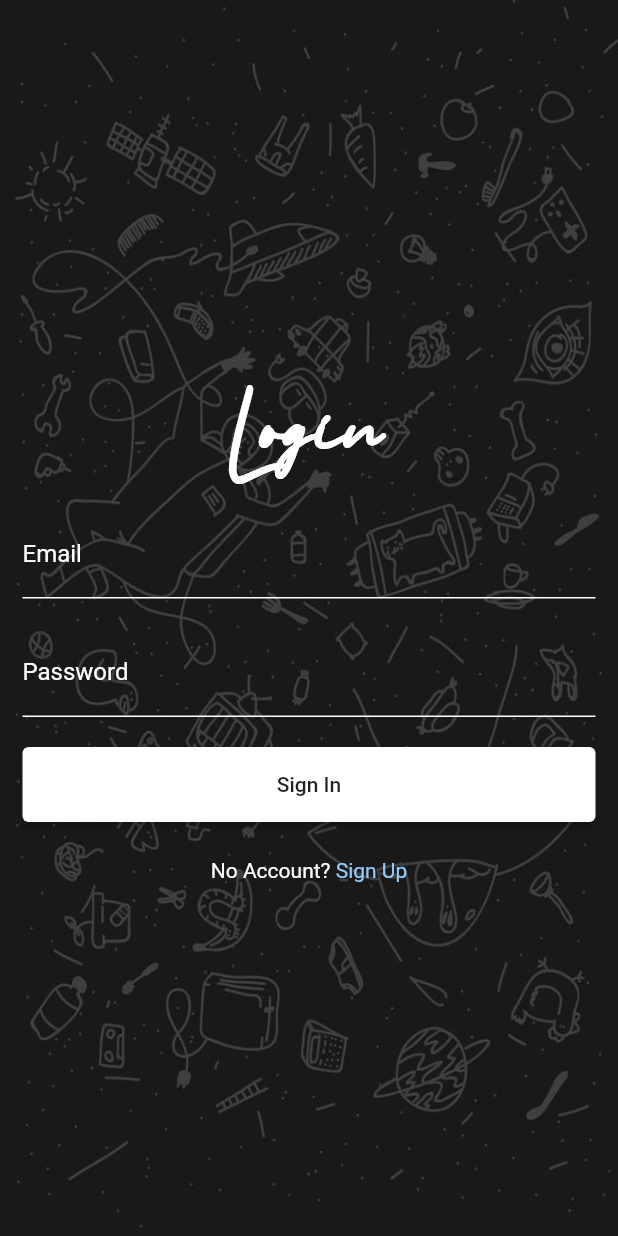
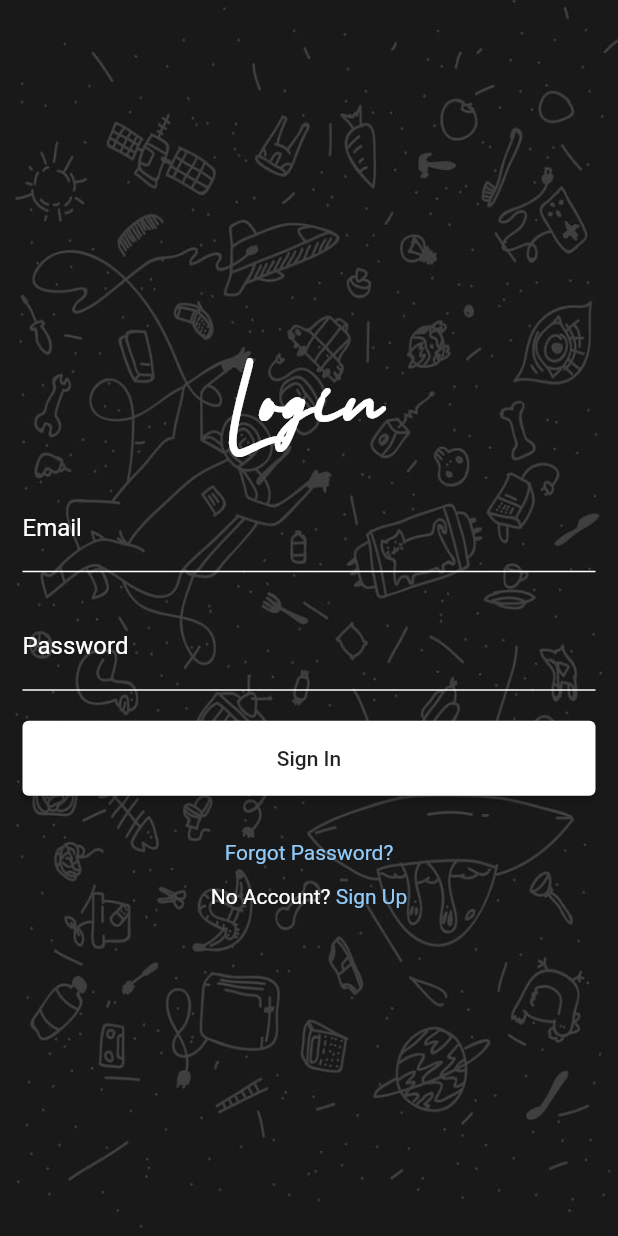
Before and after one commit to AdityaAde/flutter-firebase-auth, a Flutter app: the screen it shows after launch, on a phone screen of 412 x 824 dp. Run offline on Flutter 3.47's test engine with Material 2 defaults, Android fonts, the phone set to English and light mode, and no system bars; our stand-ins replace email_validator, firebase_auth, firebase_core; accounts and stored records are empty; Roboto replaces fonts that are missing (Avenir).

Commit message:
* Create UI Forgot Password * Add process forgot password sent to email

```diff
--- a/lib/screens/forget_password/forget_password_page.dart
+++ b/lib/screens/forget_password/forget_password_page.dart
@@ -1,3 +1,4 @@
+import 'package:application_login/screens/forget_password/widget/forget_password_body.dart';
 import 'package:flutter/material.dart';
 
 class ForgetPasswordScreen extends StatelessWidget {
@@ -13,8 +14,8 @@ class ForgetPasswordScreen extends StatelessWidget {
 
   @override
   Widget build(BuildContext context) {
-    return Scaffold(
-      appBar: AppBar(title: const Text('Halaman Lupa Password')),
+    return const Scaffold(
+      body: ForgetPasswordBody(),
     );
   }
 }
--- a/lib/screens/login/widget/login_widget.dart
+++ b/lib/screens/login/widget/login_widget.dart
@@ -28,6 +28,7 @@ class _LoginWidgetState extends State<LoginWidget> {
 
   @override
   Widget build(BuildContext context) {
+    final theme = Theme.of(context);
     return Scaffold(
       body: SingleChildScrollView(
         child: CanvasBackgorundImage(
@@ -59,6 +60,19 @@ class _LoginWidgetState extends State<LoginWidget> {
                   onPressed: signIn,
                 ),
                 const SizedBox(height: 24),
+                InkWell(
+                  child: Text(
+                    'Forgot Password?',
+                    style: theme.textTheme.bodyLarge!.copyWith(
+                      fontSize: 14,
+                      color: theme.colorScheme.background,
+                    ),
+                  ),
+                  onTap: () {
+                    Navigator.pushNamed(context, '/forget-password');
+                  },
+                ),
+                const SizedBox(height: 10),
                 RichText(
                     text: TextSpan(
                   style: const TextStyle(color: Colors.white),
@@ -68,7 +82,7 @@ class _LoginWidgetState extends State<LoginWidget> {
                       recognizer: TapGestureRecognizer()..onTap = widget.onClickedSignUp,
                       text: 'Sign Up',
                       style: TextStyle(
-                        color: Theme.of(context).colorScheme.background,
+                        color: theme.colorScheme.background,
                       ),
                     ),
                   ],
```
Also changed, not shown: lib/screens/forget_password/widget/forget_password_body.dart (added, +86 -0 lines).
